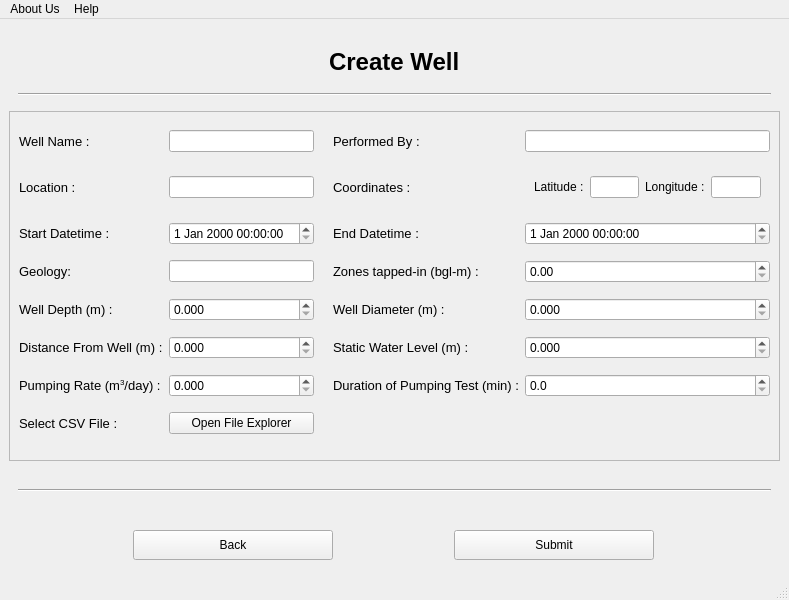
This is create_well.ui in dhairyashil-G/CGWB-Desktop-App as Qt 5 draws it before an edit. The edited form follows.
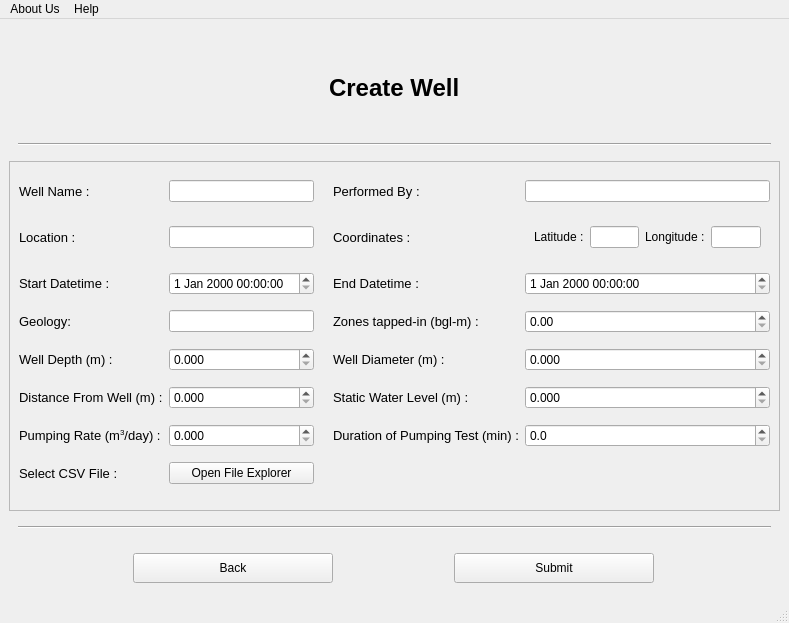
This is the edited form. Icons and pictures are not drawn.

```diff
--- a/create_well.ui
+++ b/create_well.ui
@@ -7,7 +7,7 @@
     <x>0</x>
     <y>0</y>
     <width>789</width>
-    <height>600</height>
+    <height>621</height>
    </rect>
   </property>
   <property name="windowTitle">
@@ -17,7 +17,35 @@
    <layout class="QVBoxLayout" name="verticalLayout">
     <item>
      <widget class="QWidget" name="widget" native="true">
-      <layout class="QVBoxLayout" name="verticalLayout_2">
+      <property name="minimumSize">
+       <size>
+        <width>0</width>
+        <height>100</height>
+       </size>
+      </property>
+      <property name="maximumSize">
+       <size>
+        <width>16777215</width>
+        <height>80</height>
+       </size>
+      </property>
+      <layout class="QHBoxLayout" name="horizontalLayout_4">
+       <item>
+        <widget class="QWidget" name="widget_6" native="true">
+         <property name="minimumSize">
+          <size>
+           <width>0</width>
+           <height>0</height>
+          </size>
+         </property>
+         <property name="maximumSize">
+          <size>
+           <width>80</width>
+           <height>100</height>
+          </size>
+         </property>
+        </widget>
+       </item>
        <item alignment="Qt::AlignHCenter">
         <widget class="QLabel" name="label">
          <property name="minimumSize">
@@ -39,7 +67,32 @@
         </widget>
        </item>
        <item>
-        <widget class="Line" name="line">
+        <widget class="QLabel" name="label_9">
+         <property name="maximumSize">
+          <size>
+           <width>80</width>
+           <height>100</height>
+          </size>
+         </property>
+         <property name="text">
+          <string/>
+         </property>
+         <property name="pixmap">
+          <pixmap>logo.png</pixmap>
+         </property>
+         <property name="scaledContents">
+          <bool>true</bool>
+         </property>
+        </widget>
+       </item>
+      </layout>
+     </widget>
+    </item>
+    <item>
+     <widget class="QWidget" name="widget_5" native="true">
+      <layout class="QVBoxLayout" name="verticalLayout_3">
+       <item>
+        <widget class="Line" name="line_3">
          <property name="orientation">
           <enum>Qt::Horizontal</enum>
          </property>
```
